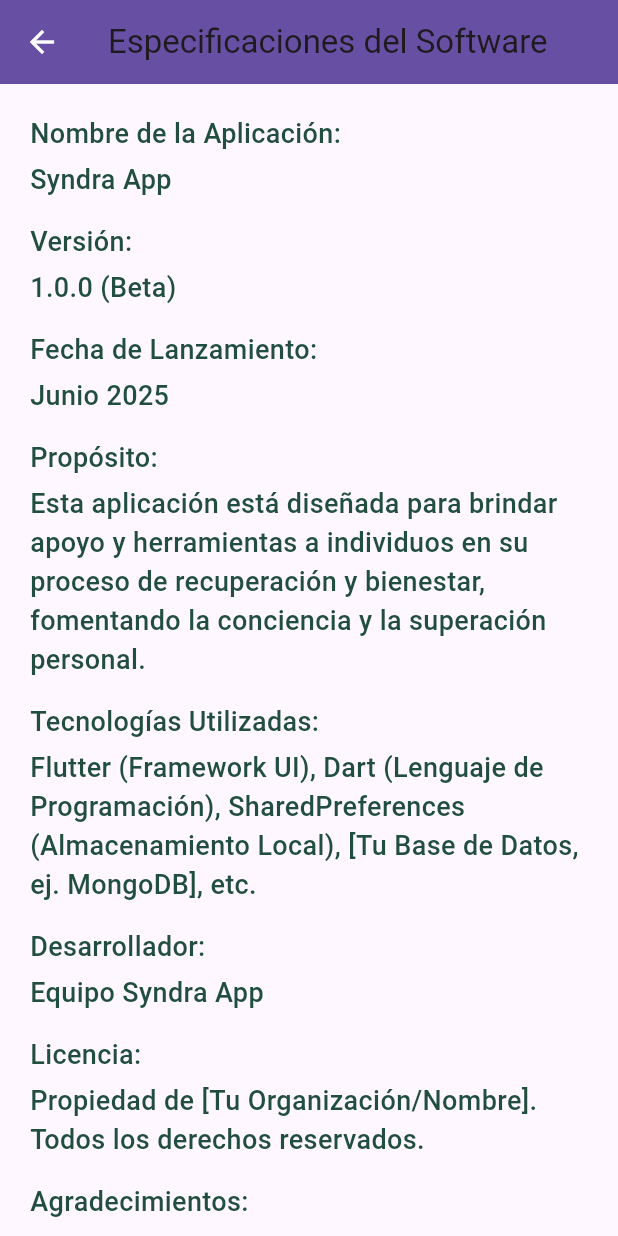
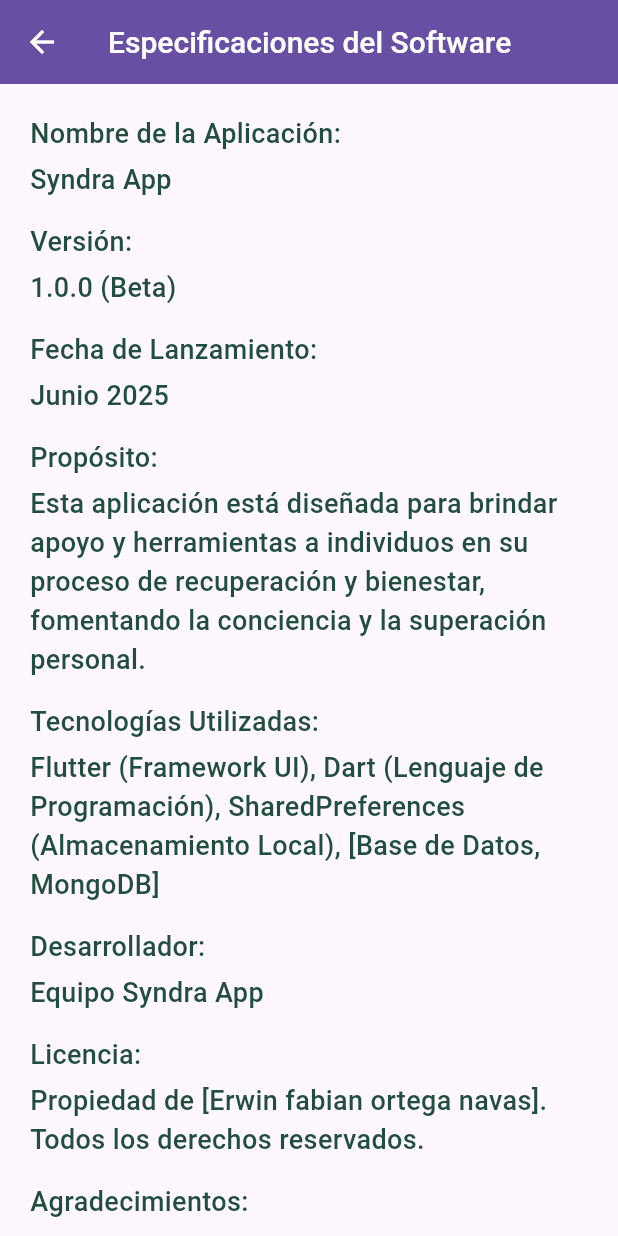
Before and after one commit to fabiander/syndra_app-flutter, a Flutter app: the SoftwareSpecsScreen screen opened directly, on a phone screen of 412 x 824 dp. Run offline on Flutter 3.47's test engine with Material 3 defaults, Android fonts, the phone set to English and light mode, and no system bars; our stand-ins replace fl_chart, shared_preferences, youtube_player_flutter; missing offline and left inert: mongo_dart; accounts and stored records are empty; Roboto replaces fonts that are missing (Raleway).

Commit message:
encuesta6

```diff
--- a/lib/mainmenu/menu.dart
+++ b/lib/mainmenu/menu.dart
@@ -185,7 +185,7 @@
     final double statusBarHeight = MediaQuery.of(context).padding.top;
     final double appBarHeight = AppBar().preferredSize.height;
     final double totalAppBarAreaHeight = statusBarHeight + appBarHeight;
-    final double bottomNavBarHeight = kBottomNavigationBarHeight;
+    final double bottomNavBarHeight = 05.0;
 
     final Widget homeScreenContent = Stack(
       children: [
--- a/lib/menu_lateral/software.dart
+++ b/lib/menu_lateral/software.dart
@@ -12,6 +12,12 @@
       appBar: AppBar(
         title: Text(
           'Especificaciones del Software',
+          style: counterLabelStyle.copyWith(
+            color: Colors.white,
+            fontSize: 20,
+
+            ),
+          textAlign: TextAlign.center,
           // Como no proporcionaste un estilo específico para el título de la AppBar
           // en el tipoletra.dart que enviaste, se usará el estilo por defecto de Flutter
           // o puedes definir uno si lo necesitas.
@@ -25,6 +31,8 @@
           color: Colors.white,
         ), // Color del icono de retroceso en la AppBar
       ),
+
+
       body: SingleChildScrollView(
         padding: const EdgeInsets.all(20.0),
         child: Column(
@@ -61,7 +69,7 @@
             Text('Tecnologías Utilizadas:', style: menuSectionTitleStyle),
             const SizedBox(height: 5),
             Text(
-              'Flutter (Framework UI), Dart (Lenguaje de Programación), SharedPreferences (Almacenamiento Local), [Tu Base de Datos, ej. MongoDB], etc.',
+              'Flutter (Framework UI), Dart (Lenguaje de Programación), SharedPreferences (Almacenamiento Local), [Base de Datos, MongoDB]',
               style: menuSectionTitleStyle,
             ),
             const SizedBox(height: 15),
@@ -74,7 +82,7 @@
             Text('Licencia:', style: menuSectionTitleStyle),
             const SizedBox(height: 5),
             Text(
-              'Propiedad de [Tu Organización/Nombre]. Todos los derechos reservados.',
+              'Propiedad de [Erwin fabian ortega navas]. Todos los derechos reservados.',
               style: menuSectionTitleStyle,
             ),
             const SizedBox(height: 15),
```
